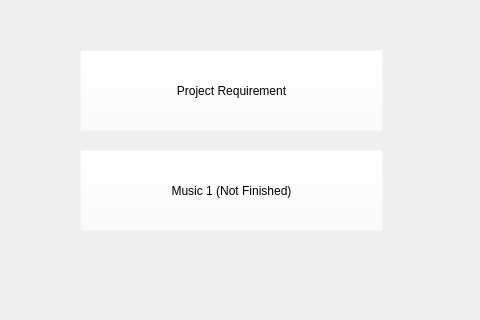
First picture: the form in taigoo/menu.ui, repository bladeath860620/QT, before the edit; both pictures show x 0 to 480 and y 0 to 320 of the 1024 by 768 pixel window.
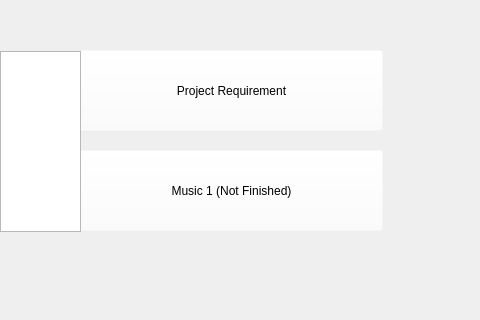
Second picture: the form after the edit. Icons and pictures are not drawn.

```diff
--- a/taigoo/menu.ui
+++ b/taigoo/menu.ui
@@ -85,6 +85,16 @@
      <string/>
     </property>
    </widget>
+   <widget class="QGraphicsView" name="graphicsView">
+    <property name="geometry">
+     <rect>
+      <x>0</x>
+      <y>51</y>
+      <width>81</width>
+      <height>181</height>
+     </rect>
+    </property>
+   </widget>
   </widget>
  </widget>
  <resources/>
```
